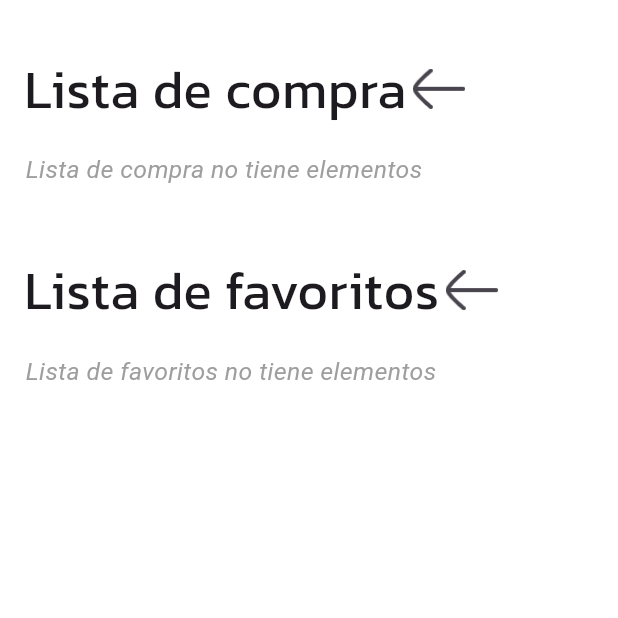
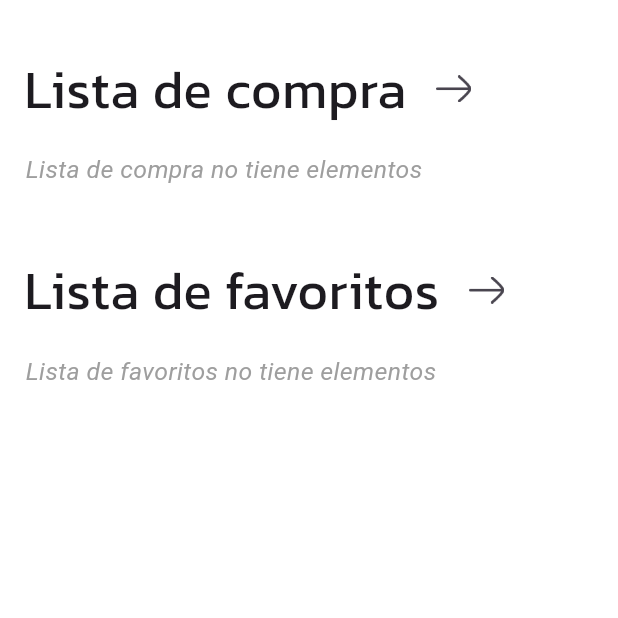
Before and after one commit to QuinoCode/Prizo, a Flutter app: the screen it shows after launch, item 3 of the bottom bar chosen, on a phone screen of 412 x 824 dp, the top half of it. Run offline on Flutter 3.47's test engine with Material 3 defaults, Android fonts, the phone set to English and light mode, and no system bars; our stand-ins replace diacritic, location, sqflite; missing offline and left inert: map_launcher, mobile_scanner; accounts and stored records are empty; key blocks and very long unbroken strings in the code were emptied for the run.

Commit message:
Flechas de "lista" arregladas

```diff
--- a/lib/features/lista/lista.dart
+++ b/lib/features/lista/lista.dart
@@ -143,14 +143,20 @@ class _ListaInterfazState extends State<ListaInterfaz> {
                       fontSize: screenWidth * 0.085,
                     ),
                   ),
-                  SizedBox(width: screenWidth * 0.01),
-                  ImageIcon(
-                    AssetImage('assets/icons/arrow.png'),
-                    size: screenWidth * 0.085,
+                  SizedBox(width: screenWidth * 0.048),
+                  GestureDetector(
+                    onTap: onNavigate, // Navegar solo cuando se pulse la flecha
+                    child: Transform(
+                      alignment: Alignment.center,
+                      transform: Matrix4.rotationY(3.1416), // Invierte horizontalmente
+                      child: ImageIcon(
+                        AssetImage('assets/icons/arrow.png'),
+                        size: screenWidth * 0.057,
+                      ),
+                    ),
                   ),
                 ],
               ),
-              onTap: onNavigate,
             ),
             if (productos.isEmpty || nombres.isEmpty)
               Padding(
```
